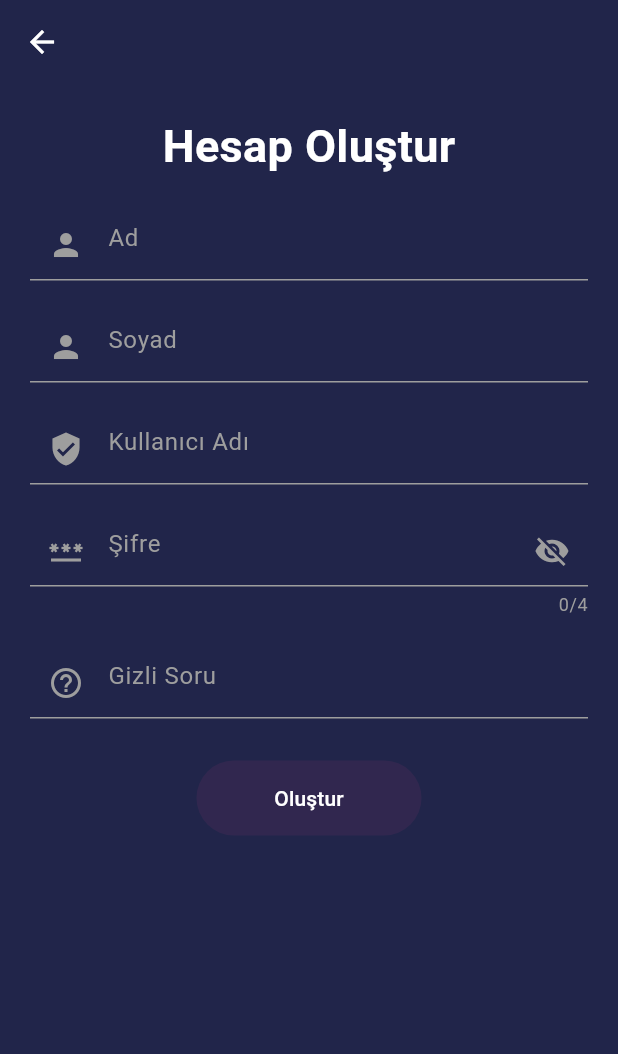
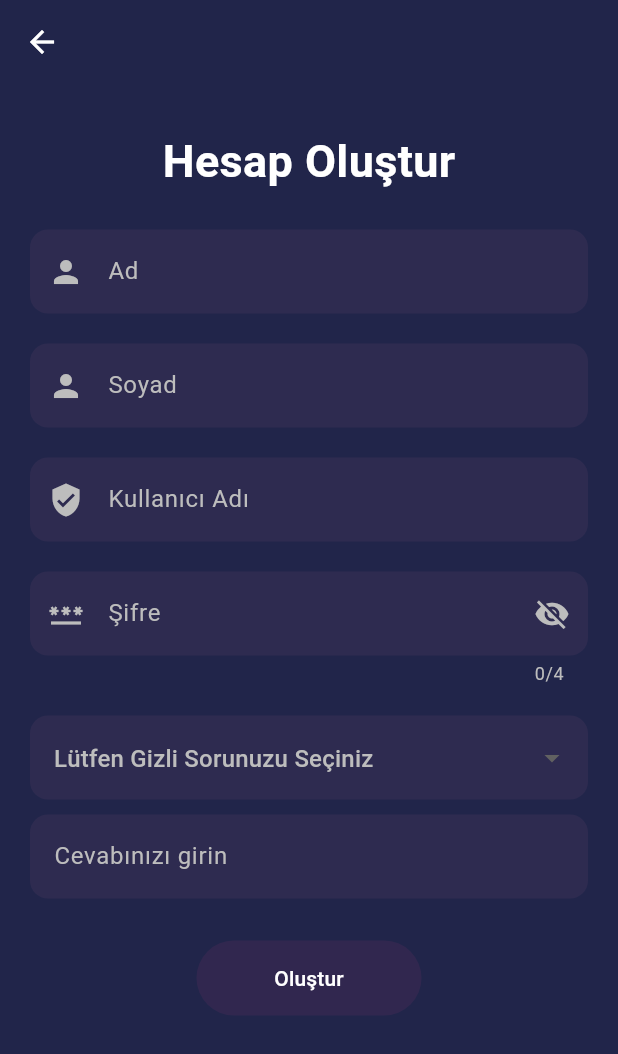
Before and after one commit to TolgaAydac/budget_tracker, a Flutter app: the HesapOlustur screen opened by its route, on a phone screen of 412 x 824 dp. Shown: the top 1054 px of the screen. Run offline on Flutter 3.47's test engine with Material 3 defaults, Android fonts, the phone set to English and light mode, and no system bars; our stand-ins replace sqflite; accounts and stored records are empty.

Commit message:
Hesap & Şifre
Hesap Oluştur sayfasında gizli soru özelliği eklendi.
Şifremi Unuttum sayfası aktifleştirildi.

```diff
--- a/gelir_gider/lib/Kullaniciler.dart
+++ b/gelir_gider/lib/Kullaniciler.dart
@@ -5,6 +5,7 @@ class Kullaniciler {
   final String kisi_kullaniciadi;
   final String kisi_sifre;
   final String kisi_gizli_soru;
+  final String cevap;
 
   Kullaniciler(
     this.kisi_id,
@@ -13,5 +14,6 @@ class Kullaniciler {
     this.kisi_kullaniciadi,
     this.kisi_sifre,
     this.kisi_gizli_soru,
+    this.cevap,
   );
 }
--- a/gelir_gider/lib/VeriTabaniYardımci.dart
+++ b/gelir_gider/lib/VeriTabaniYardımci.dart
@@ -6,7 +6,6 @@ class VeriTabaniYardimcisi {
 
   static Future<Database> veritabaniErisim() async {
     String veritabaniYolu = join(await getDatabasesPath(), veritabaniAdi);
-
 
     return openDatabase(
       veritabaniYolu,
@@ -31,7 +30,8 @@ class VeriTabaniYardimcisi {
             kisi_soyad TEXT,
             kisi_kullaniciadi TEXT,
             kisi_sifre TEXT,
-            kisi_gizli_soru TEXT NOT NULL
+            kisi_gizli_soru TEXT NOT NULL,
+            kisi_gizli_cevap TEXT NOT NULL
           )
         ''');
 
--- a/gelir_gider/lib/hesapOlustur.dart
+++ b/gelir_gider/lib/hesapOlustur.dart
@@ -14,7 +14,7 @@ class _HesapOlusturState extends State<HesapOlustur> {
   final soyadController = TextEditingController();
   final kullaniciAdiController = TextEditingController();
   final sifreController = TextEditingController();
-  final gizliSoruController = TextEditingController();
+  final gizliCevapController = TextEditingController();
 
   bool _sifreGoster = false;
 
@@ -23,6 +23,8 @@ class _HesapOlusturState extends State<HesapOlustur> {
   final FocusNode _kullaniciAdiFocus = FocusNode();
   final FocusNode _sifreFocus = FocusNode();
   final FocusNode _gizliSoruFocus = FocusNode();
+
+  String? secilenSoru;
 
   @override
   void dispose() {
@@ -36,7 +38,7 @@ class _HesapOlusturState extends State<HesapOlustur> {
     soyadController.dispose();
     kullaniciAdiController.dispose();
     sifreController.dispose();
-    gizliSoruController.dispose();
+    gizliCevapController.dispose();
     super.dispose();
   }
 
@@ -53,9 +55,10 @@ class _HesapOlusturState extends State<HesapOlustur> {
       backgroundColor: Color(0xFF21254A),
       body: Stack(
         children: [
-          Padding(
-            padding: const EdgeInsets.all(20.0),
-            child: Center(
+          Align(
+            alignment: Alignment.topCenter,
+            child: SingleChildScrollView(
+              padding: const EdgeInsets.symmetric(horizontal: 20, vertical: 30),
               child: Column(
                 crossAxisAlignment: CrossAxisAlignment.center,
                 children: [
@@ -67,7 +70,7 @@ class _HesapOlusturState extends State<HesapOlustur> {
                       fontWeight: FontWeight.bold,
                     ),
                   ),
-                  customSizedBox(),
+                  SizedBox(height: 24),
                   _buildTextField(
                     "Ad",
                     adController,
@@ -101,12 +104,74 @@ class _HesapOlusturState extends State<HesapOlustur> {
                     isPassword: true,
                   ),
                   customSizedBox(),
-                  _buildTextField(
-                    "Gizli Soru",
-                    gizliSoruController,
-                    _gizliSoruFocus,
-                    null,
-                    Icons.help_outline,
+                  Column(
+                    crossAxisAlignment: CrossAxisAlignment.start,
+                    children: [
+                      DropdownButtonFormField<String>(
+                        value: secilenSoru,
+                        decoration: InputDecoration(
+                          hintText: "Gizli Soru Seçiniz",
+                          hintStyle: TextStyle(color: Colors.grey[400]),
+                          filled: true,
+                          fillColor: Color(0xFF2e2b50),
+                          border: OutlineInputBorder(
+                            borderRadius: BorderRadius.circular(12),
+                            borderSide: BorderSide.none,
+                          ),
+                        ),
+                        dropdownColor: Color(0xFF2e2b50),
+                        items: [
+                          DropdownMenuItem(
+                            value: null,
+                            child: Text(
+                              "Lütfen Gizli Sorunuzu Seçiniz",
+                              style: TextStyle(color: Colors.grey[400]),
+                            ),
+                          ),
+                          DropdownMenuItem(
+                            value: "En sevdiğiniz yemek?",
+                            child: Text(
+                              "En sevdiğiniz yemek?",
+                              style: TextStyle(color: Colors.white),
+                            ),
+                          ),
+                          DropdownMenuItem(
+                            value: "En sevdiğiniz renk?",
+                            child: Text(
+                              "En sevdiğiniz renk?",
+                              style: TextStyle(color: Colors.white),
+                            ),
+                          ),
+                          DropdownMenuItem(
+                            value: "En sevdiğiniz sayı?",
+                            child: Text(
+                              "En sevdiğiniz sayı?",
+                              style: TextStyle(color: Colors.white),
+                            ),
+                          ),
+                        ],
+                        onChanged: (deger) {
+                          setState(() {
+                            secilenSoru = deger;
+                          });
+                        },
+                      ),
+                      SizedBox(height: 10),
+                      TextField(
+                        controller: gizliCevapController,
+                        decoration: InputDecoration(
+                          hintText: "Cevabınızı girin",
+                          hintStyle: TextStyle(color: Colors.grey[400]),
+                          filled: true,
+                          fillColor: Color(0xFF2e2b50),
+                          border: OutlineInputBorder(
+                            borderRadius: BorderRadius.circular(12),
+                            borderSide: BorderSide.none,
+                          ),
+                        ),
+                        style: TextStyle(color: Colors.white),
+                      ),
+                    ],
                   ),
                   customSizedBox(),
                   Center(
@@ -117,13 +182,15 @@ class _HesapOlusturState extends State<HesapOlustur> {
                         String kullaniciAdi = kullaniciAdiController.text
                             .trim();
                         String sifre = sifreController.text.trim();
-                        String gizliSoru = gizliSoruController.text.trim();
+                        String? gizliSoru = secilenSoru;
+                        String gizliCevap = gizliCevapController.text.trim();
 
                         if (ad.isEmpty ||
                             soyad.isEmpty ||
                             kullaniciAdi.isEmpty ||
                             sifre.isEmpty ||
-                            gizliSoru.isEmpty) {
+                            gizliSoru == null ||
+                            gizliCevap.isEmpty) {
                           ScaffoldMessenger.of(context).showSnackBar(
                             SnackBar(
                               content: Text("Lütfen tüm alanları doldurun!"),
@@ -138,6 +205,7 @@ class _HesapOlusturState extends State<HesapOlustur> {
                           kullaniciAdi,
                           sifre,
                           gizliSoru,
+                          gizliCevap,
                         );
 
                         if (sonuc) {
@@ -209,19 +277,19 @@ class _HesapOlusturState extends State<HesapOlustur> {
       keyboardType: isPassword ? TextInputType.number : TextInputType.text,
       decoration: InputDecoration(
         hintText: hint,
-        hintStyle: TextStyle(color: Colors.grey),
-        enabledBorder: UnderlineInputBorder(
-          borderSide: BorderSide(color: Colors.grey),
+        hintStyle: TextStyle(color: Colors.grey[400]),
+        filled: true,
+        fillColor: Color(0xFF2e2b50),
+        border: OutlineInputBorder(
+          borderRadius: BorderRadius.circular(12),
+          borderSide: BorderSide.none,
         ),
-        focusedBorder: UnderlineInputBorder(
-          borderSide: BorderSide(color: Colors.grey),
-        ),
-        prefixIcon: Icon(icon, color: Colors.grey),
+        prefixIcon: Icon(icon, color: Colors.grey[400]),
         suffixIcon: isPassword
             ? IconButton(
                 icon: Icon(
                   _sifreGoster ? Icons.visibility : Icons.visibility_off,
-                  color: Colors.grey,
+                  color: Colors.grey[400],
                 ),
                 onPressed: () {
                   setState(() {
@@ -230,7 +298,7 @@ class _HesapOlusturState extends State<HesapOlustur> {
                 },
               )
             : null,
-        counterStyle: TextStyle(color: Colors.grey),
+        counterStyle: TextStyle(color: Colors.grey[400]),
       ),
       inputFormatters: isPassword
           ? [FilteringTextInputFormatter.digitsOnly]
--- a/gelir_gider/lib/main.dart
+++ b/gelir_gider/lib/main.dart
@@ -61,6 +61,7 @@ class _MyHomePageState extends State<MyHomePage> {
       print("Kisi Kullanıcı Adı :  ${k.kisi_kullaniciadi}");
       print("Kisi Şifre :  ${k.kisi_sifre}");
       print("Kisi Soyad:  ${k.kisi_soyad}");
+      print("Kisi Gizli Soru : ${k.cevap}");
     }
   }
 
@@ -88,7 +89,7 @@ class _MyHomePageState extends State<MyHomePage> {
   Widget build(BuildContext context) {
     var height = MediaQuery.of(context).size.height;
     return Scaffold(
-      resizeToAvoidBottomInset: true,
+      //resizeToAvoidBottomInset: true,
       backgroundColor: const Color(0xFF21254A),
       body: SingleChildScrollView(
         child: Center(
```
Also changed, not shown: gelir_gider/lib/KisilerDao.dart (+11 -3 lines), gelir_gider/lib/SifremiUnuttum_Sayfasi.dart (+76 -10 lines).
